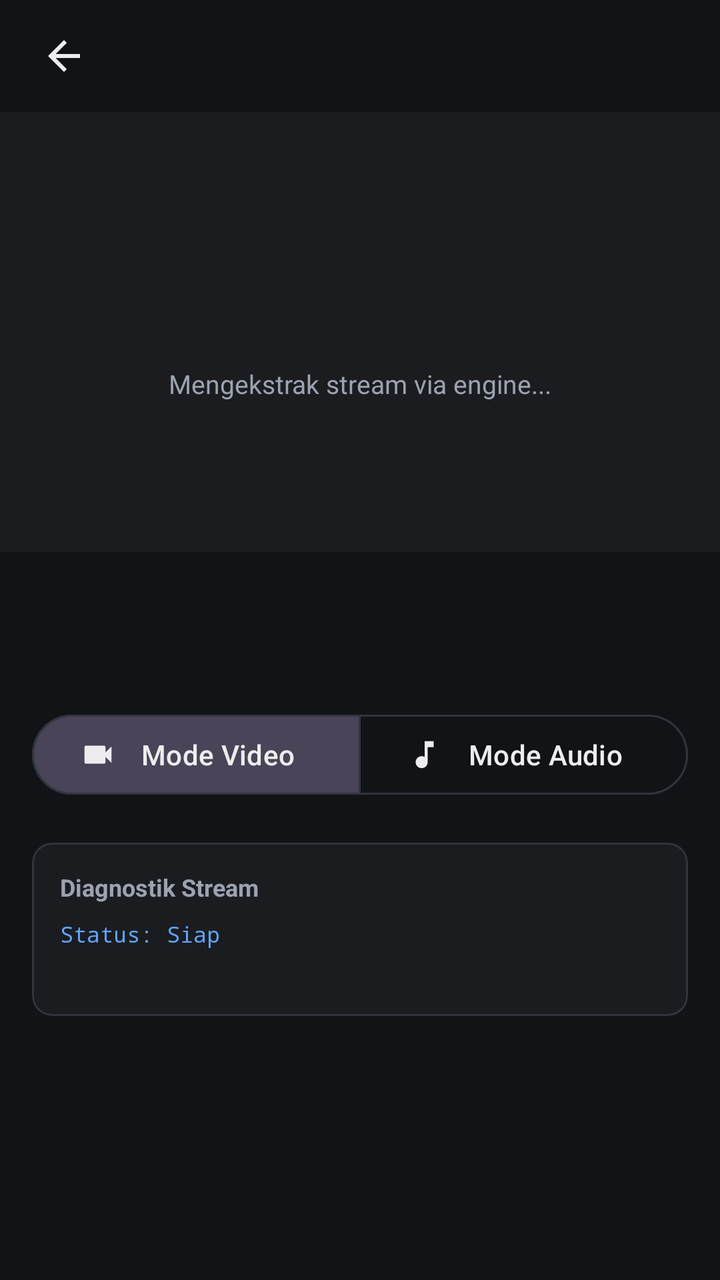
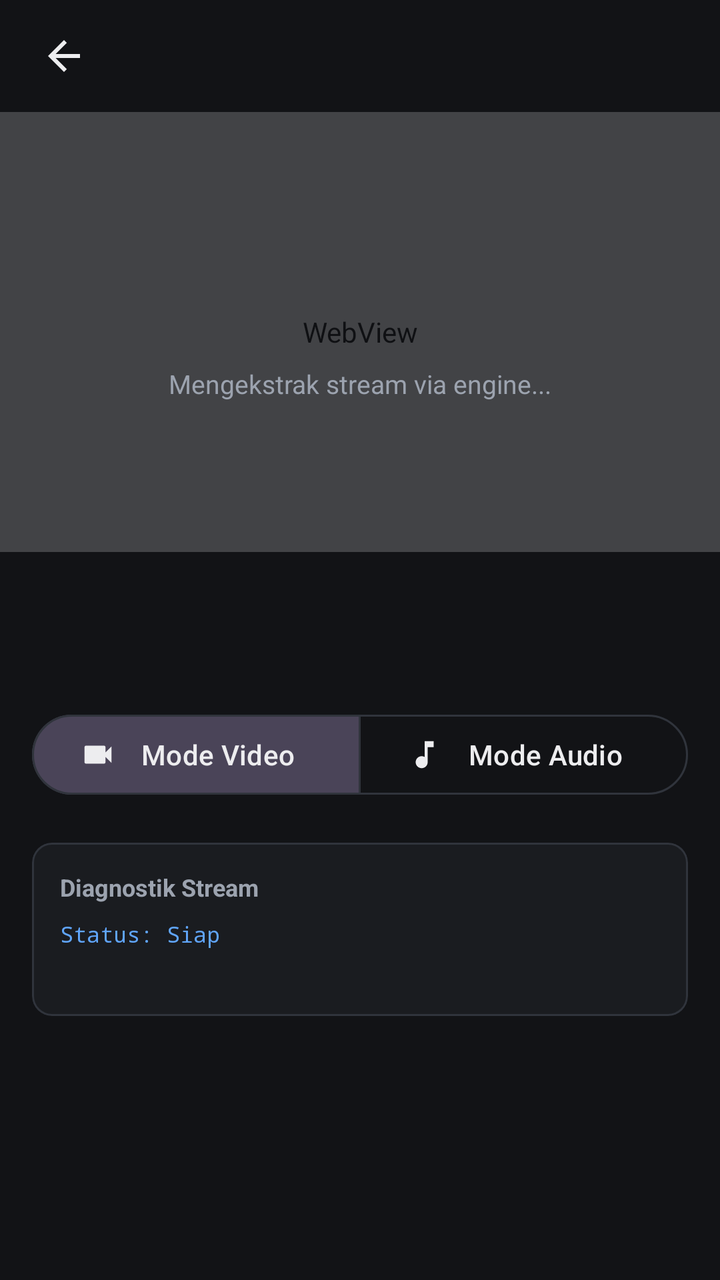

Screens rendered from an Android XML layout before and after an edit, with the pre-edit source and the edit as a unified diff.
<!-- AndroidManifest.xml: application theme Theme.AlveoTube -->
<!-- res/layout/activity_player.xml -->
<?xml version="1.0" encoding="utf-8"?>
<LinearLayout xmlns:android="http://schemas.android.com/apk/res/android"
    xmlns:app="http://schemas.android.com/apk/res-auto"
    android:layout_width="match_parent"
    android:layout_height="match_parent"
    android:background="@color/bg_primary"
    android:orientation="vertical">

    
    <LinearLayout
        android:layout_width="match_parent"
        android:layout_height="56dp"
        android:gravity="center_vertical"
        android:orientation="horizontal"
        android:paddingHorizontal="8dp">

        <ImageButton
            android:id="@+id/btnBack"
            android:layout_width="48dp"
            android:layout_height="48dp"
            android:background="?attr/selectableItemBackgroundBorderless"
            android:contentDescription="@null"
            android:src="@drawable/ic_back"
            app:tint="@color/text_primary" />

        <TextView
            android:id="@+id/tvPlayerTopTitle"
            android:layout_width="0dp"
            android:layout_height="wrap_content"
            android:layout_marginStart="4dp"
            android:layout_weight="1"
            android:ellipsize="end"
            android:maxLines="1"
            android:textColor="@color/text_primary"
            android:textSize="15sp"
            android:textStyle="bold" />
    </LinearLayout>

    
    <FrameLayout
        android:layout_width="match_parent"
        android:layout_height="220dp"
        android:background="@color/bg_surface">

        
        <androidx.media3.ui.PlayerView
            android:id="@+id/playerView"
            android:layout_width="match_parent"
            android:layout_height="match_parent"
            app:surface_type="surface_view"
            app:use_controller="true" />

        
        <LinearLayout
            android:id="@+id/layoutAudioOnly"
            android:layout_width="match_parent"
            android:layout_height="match_parent"
            android:background="@color/bg_surface"
            android:gravity="center"
            android:orientation="vertical"
            android:visibility="gone">

            <ImageView
                android:layout_width="48dp"
                android:layout_height="48dp"
                android:src="@drawable/ic_audio"
                app:tint="@color/text_secondary" />

            <TextView
                android:layout_width="wrap_content"
                android:layout_height="wrap_content"
                android:layout_marginTop="12dp"
                android:text="@string/audio_only_banner"
                android:textColor="@color/text_primary"
                android:textSize="14sp"
                android:textStyle="bold" />

            <TextView
                android:layout_width="wrap_content"
                android:layout_height="wrap_content"
                android:layout_marginTop="4dp"
                android:text="@string/audio_only_hint"
                android:textColor="@color/text_muted"
                android:textSize="12sp" />
        </LinearLayout>

        
        <WebView
            android:id="@+id/extractorWebView"
            android:layout_width="1dp"
            android:layout_height="1dp"
            android:visibility="invisible" />

        
        <LinearLayout
            android:id="@+id/layoutPlayerLoading"
            android:layout_width="match_parent"
            android:layout_height="match_parent"
            android:background="@color/bg_surface"
            android:gravity="center"
            android:orientation="vertical">

            <ProgressBar
                android:layout_width="40dp"
                android:layout_height="40dp"
                android:indeterminateTint="@color/accent_neutral" />

            <TextView
                android:id="@+id/tvLoadingStatus"
                android:layout_width="wrap_content"
                android:layout_height="wrap_content"
                android:layout_marginTop="12dp"
                android:text="@string/loading_stream"
                android:textColor="@color/text_secondary"
                android:textSize="13sp" />
        </LinearLayout>

    </FrameLayout>

    
    <ScrollView
        android:layout_width="match_parent"
        android:layout_height="0dp"
        android:layout_weight="1">

        <LinearLayout
            android:layout_width="match_parent"
            android:layout_height="wrap_content"
            android:orientation="vertical"
            android:padding="16dp">

            
            <TextView
                android:id="@+id/tvVideoTitleDetail"
                android:layout_width="match_parent"
                android:layout_height="wrap_content"
                android:textColor="@color/text_primary"
                android:textSize="16sp"
                android:textStyle="bold" />

            <TextView
                android:id="@+id/tvChannelTitleDetail"
                android:layout_width="match_parent"
                android:layout_height="wrap_content"
                android:layout_marginTop="6dp"
                android:textColor="@color/text_secondary"
                android:textSize="13sp" />

            
            <com.google.android.material.button.MaterialButtonToggleGroup
                android:id="@+id/toggleModeGroup"
                android:layout_width="match_parent"
                android:layout_height="wrap_content"
                android:layout_marginTop="16dp"
                app:checkedButton="@id/btnModeVideo"
                app:selectionRequired="true"
                app:singleSelection="true">

                <com.google.android.material.button.MaterialButton
                    android:id="@+id/btnModeVideo"
                    style="?attr/materialButtonOutlinedStyle"
                    android:layout_width="0dp"
                    android:layout_height="wrap_content"
                    android:layout_weight="1"
                    android:text="@string/mode_video"
                    android:textColor="@color/text_primary"
                    app:icon="@drawable/ic_video"
                    app:iconTint="@color/text_primary"
                    app:strokeColor="@color/border_subtle" />

                <com.google.android.material.button.MaterialButton
                    android:id="@+id/btnModeAudio"
                    style="?attr/materialButtonOutlinedStyle"
                    android:layout_width="0dp"
                    android:layout_height="wrap_content"
                    android:layout_weight="1"
                    android:text="@string/mode_audio"
                    android:textColor="@color/text_primary"
                    app:icon="@drawable/ic_audio"
                    app:iconTint="@color/text_primary"
                    app:strokeColor="@color/border_subtle" />
            </com.google.android.material.button.MaterialButtonToggleGroup>

            
            <com.google.android.material.card.MaterialCardView
                android:layout_width="match_parent"
                android:layout_height="wrap_content"
                android:layout_marginTop="20dp"
                app:cardBackgroundColor="@color/bg_surface"
                app:cardCornerRadius="10dp"
                app:cardElevation="0dp"
                app:strokeColor="@color/border_subtle"
                app:strokeWidth="1dp">

                <LinearLayout
                    android:layout_width="match_parent"
                    android:layout_height="wrap_content"
                    android:orientation="vertical"
                    android:padding="14dp">

                    <TextView
                        android:layout_width="wrap_content"
                        android:layout_height="wrap_content"
                        android:text="@string/debug_title"
                        android:textColor="@color/text_secondary"
                        android:textSize="12sp"
                        android:textStyle="bold" />

                    <TextView
                        android:id="@+id/tvDebugStatus"
                        android:layout_width="match_parent"
                        android:layout_height="wrap_content"
                        android:layout_marginTop="8dp"
                        android:fontFamily="monospace"
                        android:text="@string/debug_status_idle"
                        android:textColor="@color/status_info"
                        android:textSize="11sp" />

                    <TextView
                        android:id="@+id/tvDebugDetails"
                        android:layout_width="match_parent"
                        android:layout_height="wrap_content"
                        android:layout_marginTop="6dp"
                        android:fontFamily="monospace"
                        android:textColor="@color/text_muted"
                        android:textSize="10sp" />

                </LinearLayout>
            </com.google.android.material.card.MaterialCardView>

        </LinearLayout>
    </ScrollView>

</LinearLayout>
<!-- resources referenced by this layout -->
<resources>
  <color name="accent_neutral">#E2E8F0</color>
  <color name="bg_primary">#121316</color>
  <color name="bg_surface">#1A1C20</color>
  <color name="border_subtle">#30343C</color>
  <color name="status_info">#60A5FA</color>
  <color name="text_muted">#6B7280</color>
  <color name="text_primary">#EDEDEF</color>
  <color name="text_secondary">#9CA3AF</color>
  <!-- drawable ic_audio (drawable) -->
  <vector xmlns:android="http://schemas.android.com/apk/res/android"
      android:width="24dp"
      android:height="24dp"
      android:viewportWidth="24"
      android:viewportHeight="24">
    <path
        android:fillColor="@color/text_primary"
        android:pathData="M12,3v10.55c-0.59,-0.34 -1.27,-0.55 -2,-0.55 -2.21,0 -4,1.79 -4,4s1.79,4 4,4 4,-1.79 4,-4V7h4V3h-6z"/>
  </vector>
  <!-- drawable ic_back (drawable) -->
  <vector xmlns:android="http://schemas.android.com/apk/res/android"
      android:width="24dp"
      android:height="24dp"
      android:viewportWidth="24"
      android:viewportHeight="24">
    <path
        android:fillColor="@color/text_primary"
        android:pathData="M20,11H7.83l5.59,-5.59L12,4l-8,8 8,8 1.41,-1.41L7.83,13H20v-2z"/>
  </vector>
  <!-- drawable ic_video (drawable) -->
  <vector xmlns:android="http://schemas.android.com/apk/res/android"
      android:width="24dp"
      android:height="24dp"
      android:viewportWidth="24"
      android:viewportHeight="24">
    <path
        android:fillColor="@color/text_primary"
        android:pathData="M17,10.5V7c0,-0.55 -0.45,-1 -1,-1H4c-0.55,0 -1,0.45 -1,1v10c0,0.55 0.45,1 1,1h12c0.55,0 1,-0.45 1,-1v-3.5l4,4v-11l-4,4z"/>
  </vector>
  <string name="audio_only_banner">Pemutaran Audio Saja</string>
  <string name="audio_only_hint">Layar hemat daya aktif</string>
  <string name="debug_status_idle">Status: Siap</string>
  <string name="debug_title">Diagnostik Stream</string>
  <string name="loading_stream">Mengekstrak stream via engine...</string>
  <string name="mode_audio">Mode Audio</string>
  <string name="mode_video">Mode Video</string>
  <style name="Theme.AlveoTube" parent="Theme.Material3.Dark.NoActionBar">
          <item name="android:statusBarColor">@color/bg_primary</item>
          <item name="android:navigationBarColor">@color/bg_primary</item>
          <item name="android:windowBackground">@color/bg_primary</item>
          <item name="colorPrimary">@color/accent_neutral</item>
          <item name="colorOnPrimary">@color/bg_primary</item>
          <item name="colorSurface">@color/bg_surface</item>
          <item name="colorOnSurface">@color/text_primary</item>
      </style>
</resources>

<!-- the commit's change to res/layout/activity_player.xml (unified diff, before → after) -->
@@ -43,10 +43,17 @@
         android:background="@color/bg_surface">
 
         
+        <WebView
+            android:id="@+id/extractorWebView"
+            android:layout_width="match_parent"
+            android:layout_height="match_parent" />
+
+        
         <androidx.media3.ui.PlayerView
             android:id="@+id/playerView"
             android:layout_width="match_parent"
             android:layout_height="match_parent"
+            android:visibility="gone"
             app:surface_type="surface_view"
             app:use_controller="true" />
 
@@ -85,18 +92,11 @@
         </LinearLayout>
 
         
-        <WebView
-            android:id="@+id/extractorWebView"
-            android:layout_width="1dp"
-            android:layout_height="1dp"
-            android:visibility="invisible" />
-
-        
         <LinearLayout
             android:id="@+id/layoutPlayerLoading"
             android:layout_width="match_parent"
             android:layout_height="match_parent"
-            android:background="@color/bg_surface"
+            android:background="#991A1C20"
             android:gravity="center"
             android:orientation="vertical">
 
